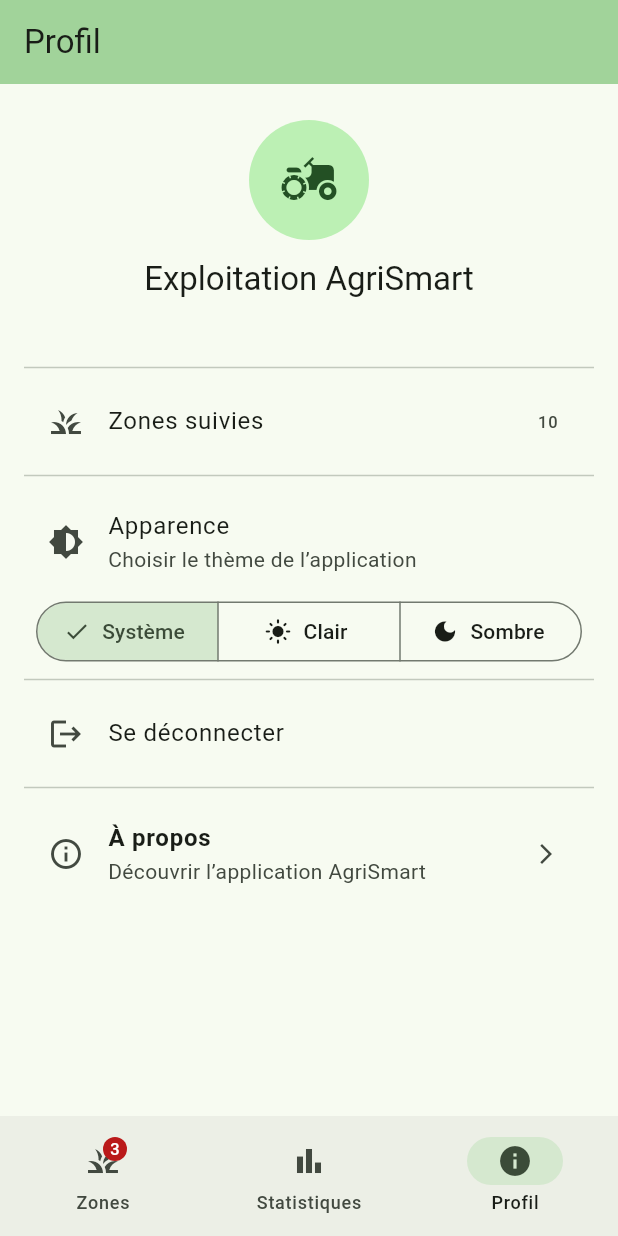
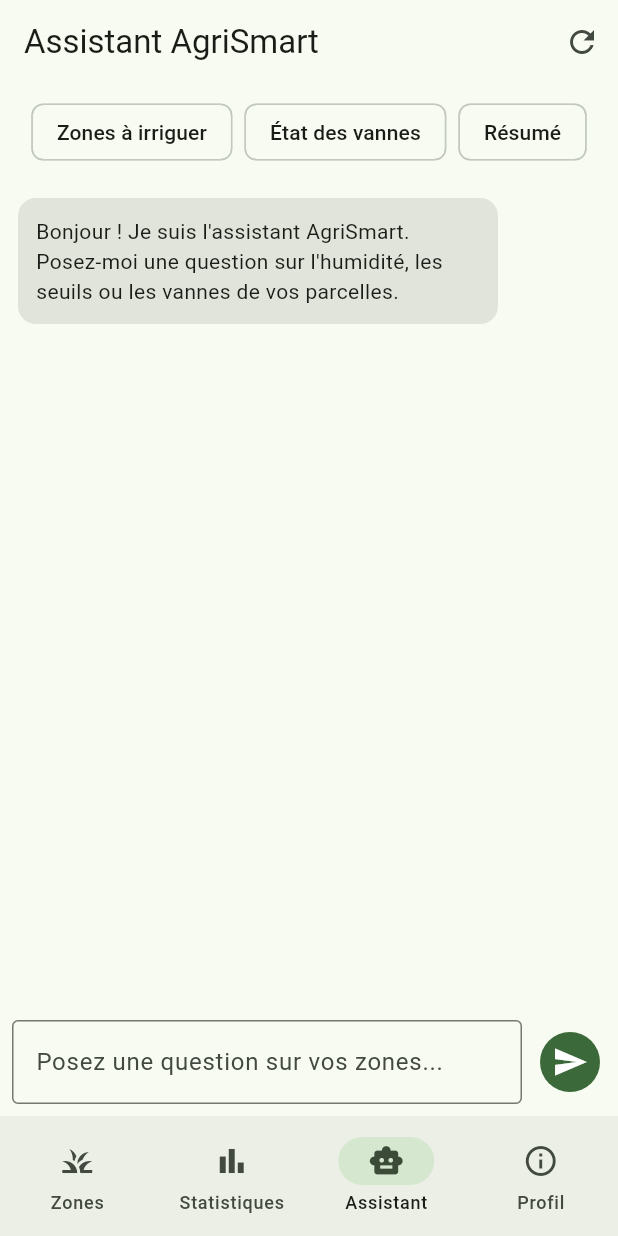
Before and after one commit to rtakwa69-oss/Agrismart, a Flutter app: the screen it shows once a user with an empty profile is signed in, item 3 of the bottom bar chosen, on a phone screen of 412 x 824 dp. Run offline on Flutter 3.47's test engine with Material 3 defaults, Android fonts, the phone set to English and light mode, and no system bars; our stand-ins replace firebase_auth, firebase_core, shared_preferences; accounts and stored records are empty; network calls fail.

Commit message:
first commit

```diff
--- /dev/null
+++ b/lib/models/message_chat.dart
@@ -0,0 +1,11 @@
+class MessageChat {
+  final String texte;
+  final bool estUtilisateur;
+  final DateTime date;
+
+  MessageChat({
+    required this.texte,
+    required this.estUtilisateur,
+    DateTime? date,
+  }) : date = date ?? DateTime.now();
+}
--- a/lib/models/zone.dart
+++ b/lib/models/zone.dart
@@ -13,10 +13,24 @@ class Zone {
         this.vanneOuverte = false,
       });
 
-  // Vrai si l'humidité est sous le seuil
   bool get besoinIrrigation => humidite < seuil;
 
-  // Conversion de Zone vers JSON
+  Zone copyWith({
+    String? nom,
+    String? culture,
+    double? humidite,
+    double? seuil,
+    bool? vanneOuverte,
+  }) {
+    return Zone(
+      nom ?? this.nom,
+      culture ?? this.culture,
+      humidite ?? this.humidite,
+      seuil ?? this.seuil,
+      vanneOuverte: vanneOuverte ?? this.vanneOuverte,
+    );
+  }
+
   Map<String, dynamic> toJson() {
     return {
       'nom': nom,
@@ -27,7 +41,6 @@ class Zone {
     };
   }
 
-  // Reconstruction d'une Zone depuis JSON
   factory Zone.fromJson(Map<String, dynamic> json) {
     return Zone(
       json['nom'] as String,
@@ -39,12 +52,10 @@ class Zone {
   }
 }
 
-// Humidité moyenne d'une liste de zones (0 si vide)
 double humiditeMoyenne(List<Zone> zones) {
   if (zones.isEmpty) return 0;
 
   double somme = 0;
-
   for (final z in zones) {
     somme += z.humidite;
   }
@@ -52,11 +63,9 @@ double humiditeMoyenne(List<Zone> zones) {
   return somme / zones.length;
 }
 
-// Message de diagnostic pour une zone
 String diagnostic(Zone zone) {
   if (zone.besoinIrrigation) {
     return "Besoin d'irrigation";
   }
-
   return 'Sol correct';
 }
--- /dev/null
+++ b/lib/providers/assistant_provider.dart
@@ -0,0 +1,82 @@
+import 'package:flutter/foundation.dart';
+import 'package:agrismart/models/message_chat.dart';
+import 'package:agrismart/providers/auth_provider.dart';
+import 'package:agrismart/providers/zones_provider.dart';
+import 'package:agrismart/services/assistant_service.dart';
+
+class AssistantProvider extends ChangeNotifier {
+  final AssistantService _service;
+  final AuthProvider _auth;
+  final ZonesProvider _zonesProvider;
+
+  final List<MessageChat> _messages = [];
+  bool _enCours = false;
+  String? _uidCourant;
+
+  AssistantProvider(this._service, this._auth, this._zonesProvider) {
+    _uidCourant = _auth.utilisateur?.uid;
+    _initialiserAccueil();
+    _auth.addListener(_surChangementCompte);
+  }
+
+  List<MessageChat> get messages => List.unmodifiable(_messages);
+  bool get enCours => _enCours;
+
+  void _initialiserAccueil() {
+    _messages
+      ..clear()
+      ..add(
+        MessageChat(
+          texte: "Bonjour ! Je suis l'assistant AgriSmart. Posez-moi une question sur l'humidité, les seuils ou les vannes de vos parcelles.",
+          estUtilisateur: false,
+        ),
+      );
+  }
+
+  void _surChangementCompte() {
+    final nouveauUid = _auth.utilisateur?.uid;
+    if (nouveauUid == _uidCourant) return;
+    _uidCourant = nouveauUid;
+    _initialiserAccueil();
+    notifyListeners();
+  }
+
+  Future<void> envoyerMessage(String texte) async {
+    final propre = texte.trim();
+    if (propre.isEmpty || _enCours) return;
+
+    _messages.add(MessageChat(texte: propre, estUtilisateur: true));
+    _enCours = true;
+    notifyListeners();
+
+    try {
+      final reponse = await _service.repondre(
+        question: propre,
+        zonesUtilisateur: _zonesProvider.zones,
+        uid: _auth.utilisateur?.uid,
+      );
+      _messages.add(MessageChat(texte: reponse, estUtilisateur: false));
+    } catch (e) {
+      _messages.add(
+        MessageChat(
+          texte: "Erreur lors de l'analyse : $e",
+          estUtilisateur: false,
+        ),
+      );
+    } finally {
+      _enCours = false;
+      notifyListeners();
+    }
+  }
+
+  void effacerConversation() {
+    _initialiserAccueil();
+    notifyListeners();
+  }
+
+  @override
+  void dispose() {
+    _auth.removeListener(_surChangementCompte);
+    super.dispose();
+  }
+}
--- a/lib/providers/zones_provider.dart
+++ b/lib/providers/zones_provider.dart
@@ -1,4 +1,3 @@
-
 import 'dart:convert';
 
 import 'package:flutter/foundation.dart';
@@ -13,7 +12,6 @@ class ZonesProvider extends ChangeNotifier {
   final AuthProvider _auth;
 
   final List<Zone> _zones = [];
-
   String? _uid;
 
   ZonesProvider(this._prefs, this._auth) {
@@ -21,34 +19,35 @@ class ZonesProvider extends ChangeNotifier {
     _actualiser();
   }
 
-  List<Zone> get zones => List.unmodifiable(_zones);
+  String? get uid => _uid;
+  bool get estConnecte => _uid != null && _uid!.isNotEmpty;
 
-  int get nombre => _zones.length;
+  List<Zone> get zones => estConnecte ? List.unmodifiable(_zones) : const [];
+
+  int get nombre => zones.length;
 
   int get nombreAIrriguer =>
-      _zones.where((zone) => zone.besoinIrrigation).length;
+      zones.where((zone) => zone.besoinIrrigation).length;
+
+  bool contientZone(Zone zone) => estConnecte && _zones.contains(zone);
 
   List<String> noms({Zone? sauf}) {
-    return _zones
+    return zones
         .where((zone) => zone != sauf)
         .map((zone) => zone.nom)
         .toList();
   }
 
-  // Une clé différente pour chaque utilisateur
   String _cle(String uid) => 'zones_$uid';
 
-  // Lecture des zones sauvegardées
   List<Zone> _lire(String uid) {
     final texte = _prefs.getString(_cle(uid));
-
     if (texte == null) {
       return jeuDeDonnees();
     }
 
     try {
       final liste = jsonDecode(texte) as List<dynamic>;
-
       return liste.map((element) {
         return Zone.fromJson(
           Map<String, dynamic>.from(element as Map),
@@ -60,30 +59,25 @@ class ZonesProvider extends ChangeNotifier {
     }
   }
 
-  // Sauvegarde des zones
   Future<void> _sauvegarder() async {
-    final uid = _uid;
-
-    if (uid == null) return;
+    final currentUid = _uid;
+    if (currentUid == null || currentUid.isEmpty) return;
 
     final texte = jsonEncode(
       _zones.map((zone) => zone.toJson()).toList(),
     );
-
-    await _prefs.setString(_cle(uid), texte);
+    await _prefs.setString(_cle(currentUid), texte);
   }
 
-  // Actualisation lors du changement de compte
   bool _actualiser() {
-    final uid = _auth.utilisateur?.uid;
+    final nouveauUid = _auth.utilisateur?.uid;
+    if (nouveauUid == _uid) return false;
 
-    if (uid == _uid) return false;
-
-    _uid = uid;
+    _uid = nouveauUid;
     _zones.clear();
 
-    if (uid != null) {
-      _zones.addAll(_lire(uid));
+    if (nouveauUid != null && nouveauUid.isNotEmpty) {
+      _zones.addAll(_lire(nouveauUid));
     }
 
     return true;
@@ -95,41 +89,48 @@ class ZonesProvider extends ChangeNotifier {
     }
   }
 
-  // Modifier l'humidité
-  void modifierHumidite(Zone zone, double delta) {
-    zone.humidite =
-        (zone.humidite + delta).clamp(0.0, 100.0).toDouble();
+  bool modifierHumidite(Zone zone, double delta) {
+    if (!estConnecte) return false;
+    final index = _zones.indexOf(zone);
+    if (index == -1) return false;
+
+    final nouvelleHumidite =
+    (_zones[index].humidite + delta).clamp(0.0, 100.0).toDouble();
+    _zones[index].humidite = nouvelleHumidite;
 
     _sauvegarder();
     notifyListeners();
+    return true;
   }
 
-  // Ajouter une zone
-  void ajouter(Zone zone) {
+  bool ajouter(Zone zone) {
+    if (!estConnecte) return false;
+
     _zones.add(zone);
+    _sauvegarder();
+    notifyListeners();
+    return true;
+  }
+
+  bool remplacer(Zone ancienne, Zone nouvelle) {
+    if (!estConnecte) return false;
+    final index = _zones.indexOf(ancienne);
+    if (index == -1) return false;
+
+    _zones[index] = nouvelle;
+    _sauvegarder();
+    notifyListeners();
+    return true;
+  }
+
+  bool supprimer(Zone zone) {
+    if (!estConnecte) return false;
+    final supprimee = _zones.remove(zone);
+    if (!supprimee) return false;
 
     _sauvegarder();
     notifyListeners();
-  }
-
-  // Remplacer une zone
-  void remplacer(Zone ancienne, Zone nouvelle) {
-    final index = _zones.indexOf(ancienne);
-
-    if (index == -1) return;
-
-    _zones[index] = nouvelle;
-
-    _sauvegarder();
-    notifyListeners();
-  }
-
-  // Supprimer une zone
-  void supprimer(Zone zone) {
-    _zones.remove(zone);
-
-    _sauvegarder();
-    notifyListeners();
+    return true;
   }
 
   @override
--- a/lib/screens/app_shell.dart
+++ b/lib/screens/app_shell.dart
@@ -1,7 +1,7 @@
-
 import 'package:flutter/material.dart';
 import 'package:provider/provider.dart';
 import 'package:agrismart/providers/zones_provider.dart';
+import 'package:agrismart/screens/assistant_page.dart';
 import 'package:agrismart/screens/profil_page.dart';
 import 'package:agrismart/screens/statistiques_page.dart';
 import 'package:agrismart/screens/zones_page.dart';
@@ -28,10 +28,10 @@ class _AppShellState extends State<AppShell> {
         children: const [
           ZonesPage(),
           StatistiquesPage(),
+          AssistantPage(),
           ProfilPage(),
         ],
       ),
-
       bottomNavigationBar: NavigationBar(
         selectedIndex: _onglet,
         onDestinationSelected: (index) {
@@ -53,13 +53,16 @@ class _AppShellState extends State<AppShell> {
             ),
             label: 'Zones',
           ),
-
           const NavigationDestination(
             icon: Icon(Icons.bar_chart_outlined),
             selectedIcon: Icon(Icons.bar_chart),
             label: 'Statistiques',
           ),
-
+          const NavigationDestination(
+            icon: Icon(Icons.smart_toy_outlined),
+            selectedIcon: Icon(Icons.smart_toy),
+            label: 'Assistant',
+          ),
           const NavigationDestination(
             icon: Icon(Icons.info_outline),
             selectedIcon: Icon(Icons.info),
--- /dev/null
+++ b/lib/screens/assistant_page.dart
@@ -0,0 +1,128 @@
+import 'package:flutter/material.dart';
+import 'package:provider/provider.dart';
+import 'package:agrismart/providers/assistant_provider.dart';
+
+class AssistantPage extends StatefulWidget {
+  const AssistantPage({super.key});
+
+  @override
+  State<AssistantPage> createState() => _AssistantPageState();
+}
+
+class _AssistantPageState extends State<AssistantPage> {
+  final _controleur = TextEditingController();
+
+  @override
+  void dispose() {
+    _controleur.dispose();
+    super.dispose();
+  }
+
+  Future<void> _envoyer([String? texteForce]) async {
+    final texte = texteForce ?? _controleur.text;
+    if (texte.trim().isEmpty) return;
+    if (texteForce == null) {
+      _controleur.clear();
+    }
+    await context.read<AssistantProvider>().envoyerMessage(texte);
+  }
+
+  @override
+  Widget build(BuildContext context) {
+    final assistant = context.watch<AssistantProvider>();
+    final messages = assistant.messages;
+
+    return Scaffold(
+      appBar: AppBar(
+        title: const Text('Assistant AgriSmart'),
+        actions: [
+          IconButton(
+            icon: const Icon(Icons.refresh),
+            tooltip: 'Nouvelle discussion',
+            onPressed: assistant.effacerConversation,
+          ),
+        ],
+      ),
+      body: Column(
+        children: [
+          SingleChildScrollView(
+            scrollDirection: Axis.horizontal,
+            padding: const EdgeInsets.symmetric(horizontal: 12, vertical: 8),
+            child: Row(
+              children: [
+                ActionChip(
+                  label: const Text('Zones à irriguer'),
+                  onPressed: () => _envoyer('Quelles zones ont besoin d\'irrigation ?'),
+                ),
+                const SizedBox(width: 8),
+                ActionChip(
+                  label: const Text('État des vannes'),
+                  onPressed: () => _envoyer('Quelles vannes sont ouvertes ?'),
+                ),
+                const SizedBox(width: 8),
+                ActionChip(
+                  label: const Text('Résumé'),
+                  onPressed: () => _envoyer('Donne-moi un résumé de mes parcelles'),
+                ),
+              ],
+            ),
+          ),
+          Expanded(
+            child: ListView.builder(
+              padding: const EdgeInsets.all(12),
+              itemCount: messages.length,
+              itemBuilder: (context, index) {
+                final msg = messages[index];
+                final alignement =
+                msg.estUtilisateur ? Alignment.centerRight : Alignment.centerLeft;
+                final couleur = msg.estUtilisateur
+                    ? Theme.of(context).colorScheme.primaryContainer
+                    : Theme.of(context).colorScheme.surfaceContainerHighest;
+
+                return Align(
+                  alignment: alignement,
+                  child: Container(
+                    margin: const EdgeInsets.only(bottom: 10),
+                    padding: const EdgeInsets.all(12),
+                    constraints: const BoxConstraints(maxWidth: 320),
+                    decoration: BoxDecoration(
+                      color: couleur,
+                      borderRadius: BorderRadius.circular(12),
+                    ),
+                    child: Text(msg.texte),
+                  ),
+                );
+              },
+            ),
+          ),
+          if (assistant.enCours) const LinearProgressIndicator(),
+          SafeArea(
+            child: Padding(
+              padding: const EdgeInsets.all(8),
+              child: Row(
+                children: [
+                  Expanded(
+                    child: TextField(
+                      controller: _controleur,
+                      textInputAction: TextInputAction.send,
+                      onSubmitted: (_) => _envoyer(),
+                      decoration: const InputDecoration(
+                        hintText: 'Posez une question sur vos zones...',
+                        border: OutlineInputBorder(),
+                      ),
+                    ),
+                  ),
+                  const SizedBox(width: 8),
+                  IconButton.filled(
+                    onPressed: assistant.enCours ? null : () => _envoyer(),
+                    icon: const Icon(Icons.send),
+                  ),
+                ],
+              ),
+            ),
+          ),
+        ],
+      ),
+    );
+  }
+}
--- /dev/null
+++ b/lib/services/assistant_service.dart
@@ -0,0 +1,53 @@
+import 'package:agrismart/models/zone.dart';
+
+class AssistantService {
+  Future<String> repondre({
+    required String question,
+    required List<Zone> zonesUtilisateur,
+    String? uid,
+  }) async {
+    await Future.delayed(const Duration(milliseconds: 300));
+
+    if (uid == null || uid.isEmpty) {
+      return "Connectez-vous d'abord pour que je puisse analyser vos parcelles.";
+    }
+
+    if (zonesUtilisateur.isEmpty) {
+      return "Vous n'avez encore aucune zone enregistrée sur ce compte. Ajoutez une zone pour commencer.";
+    }
+
+    final q = question.toLowerCase().trim();
+    final aIrriguer = zonesUtilisateur.where((z) => z.besoinIrrigation).toList();
+    final vannesOuvertes = zonesUtilisateur.where((z) => z.vanneOuverte).toList();
+    final moyenne = humiditeMoyenne(zonesUtilisateur);
+
+    if (q.contains('irrig') || q.contains('eau') || q.contains('ma') || q.contains('seuil')) {
+      if (aIrriguer.isEmpty) {
+        return "Toutes vos zones (${zonesUtilisateur.length}) sont au-dessus de leur seuil d'humidité. Aucune irrigation urgente.";
+      }
+      final noms = aIrriguer.map((z) => "${z.nom} (${z.humidite.toStringAsFixed(0)}% / seuil ${z.seuil.toStringAsFixed(0)}%)").join(', ');
+      return "Zones à irriguer en priorité (${aIrriguer.length}) : $noms.";
+    }
+
+    if (q.contains('vanne')) {
+      if (vannesOuvertes.isEmpty) {
+        return "Toutes les vannes sont actuellement fermées.";
+      }
+      final noms = vannesOuvertes.map((z) => z.nom).join(', ');
+      return "Vannes actuellement ouvertes (${vannesOuvertes.length}) : $noms.";
+    }
+
+    if (q.contains('moyenne') || q.contains('resume') || q.contains('résumé') || q.contains('stat')) {
+      return "Résumé de vos ${zonesUtilisateur.length} zone(s) : "
+          "humidité moyenne ${moyenne.toStringAsFixed(1)}%, "
+          "${aIrriguer.length} zone(s) sous le seuil, "
+          "${vannesOuvertes.length} vanne(s) ouverte(s).";
+    }
+
+    final details = zonesUtilisateur
+        .map((z) => "• ${z.nom} (${z.culture}) : ${z.humidite.toStringAsFixed(0)}% — ${diagnostic(z)}")
+        .join('\n');
+
+    return "Voici l'état de vos parcelles :\n$details\n\nDemandez-moi par exemple : « Quelles zones irriguer ? » ou « Résumé ».";
+  }
+}
```
Also changed, not shown: lib/main.dart (+11 -1 lines), lib/screens/zone_detail_page.dart (+14 -6 lines), lib/screens/zones_page.dart (+63 -30 lines).
